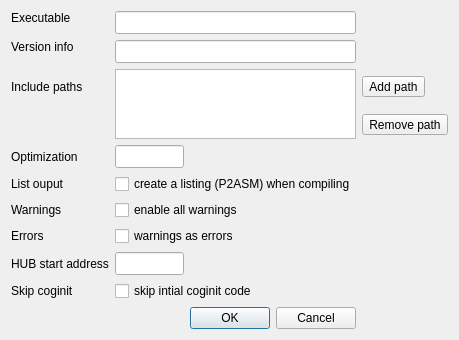
The window that dialogs/flexspindlg.ui (pullmoll/qflexprop) describes before a commit, drawn with Qt 5.
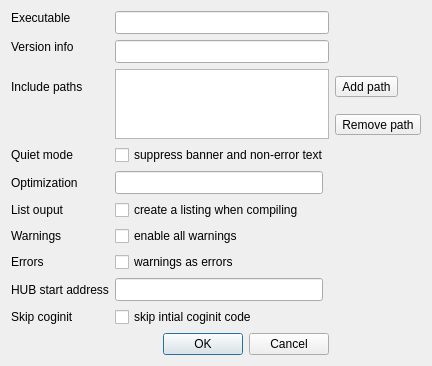
The same window after the commit. Icons and pictures are not drawn.

Commit message:
Add quiet mode option for flexspin.
Fix various references to listing (not P2ASM).
Fix sendfile to transfer through signal term_response.

Patch:
```diff
--- a/dialogs/flexspindlg.ui
+++ b/dialogs/flexspindlg.ui
@@ -6,8 +6,8 @@
    <rect>
     <x>0</x>
     <y>0</y>
-    <width>442</width>
-    <height>288</height>
+    <width>407</width>
+    <height>305</height>
    </rect>
   </property>
   <property name="windowTitle">
@@ -18,17 +18,114 @@
     <normaloff>:/images/preferences.png</normaloff>:/images/preferences.png</iconset>
   </property>
   <layout class="QGridLayout" name="gridLayout">
-   <item row="7" column="1" colspan="2">
+   <item row="0" column="0">
+    <widget class="QLabel" name="lbl1">
+     <property name="text">
+      <string>Executable</string>
+     </property>
+     <property name="alignment">
+      <set>Qt::AlignLeading|Qt::AlignLeft|Qt::AlignTop</set>
+     </property>
+    </widget>
+   </item>
+   <item row="7" column="0">
+    <widget class="QLabel" name="lbl6">
+     <property name="text">
+      <string>Warnings</string>
+     </property>
+    </widget>
+   </item>
+   <item row="8" column="0">
+    <widget class="QLabel" name="lbl7">
+     <property name="text">
+      <string>Errors</string>
+     </property>
+    </widget>
+   </item>
+   <item row="10" column="1" colspan="2">
+    <widget class="QCheckBox" name="cb_skip_coginit">
+     <property name="text">
+      <string>skip intial coginit code</string>
+     </property>
+    </widget>
+   </item>
+   <item row="6" column="0">
+    <widget class="QLabel" name="lbl5">
+     <property name="text">
+      <string>List ouput</string>
+     </property>
+    </widget>
+   </item>
+   <item row="5" column="0">
+    <widget class="QLabel" name="lbl4">
+     <property name="text">
+      <string>Optimization</string>
+     </property>
+    </widget>
+   </item>
+   <item row="3" column="3">
+    <widget class="QToolButton" name="toolButton">
+     <property name="text">
+      <string>Remove path</string>
+     </property>
+     <property name="icon">
+      <iconset resource="../qflexprop.qrc">
+       <normaloff>:/images/minus.png</normaloff>:/images/minus.png</iconset>
+     </property>
+     <property name="iconSize">
+      <size>
+       <width>16</width>
+       <height>16</height>
+      </size>
+     </property>
+    </widget>
+   </item>
+   <item row="9" column="1">
+    <widget class="QLineEdit" name="le_hubaddress">
+     <property name="font">
+      <font>
+       <family>Monospace</family>
+       <pointsize>10</pointsize>
+      </font>
+     </property>
+    </widget>
+   </item>
+   <item row="8" column="1" colspan="2">
     <widget class="QCheckBox" name="cb_errors">
      <property name="text">
       <string>warnings as errors</string>
      </property>
     </widget>
    </item>
-   <item row="6" column="1" colspan="2">
-    <widget class="QCheckBox" name="cb_warnings">
+   <item row="1" column="0">
+    <widget class="QLabel" name="lbl2">
      <property name="text">
-      <string>enable all warnings</string>
+      <string>Version info</string>
+     </property>
+     <property name="alignment">
+      <set>Qt::AlignLeading|Qt::AlignLeft|Qt::AlignTop</set>
+     </property>
+    </widget>
+   </item>
+   <item row="5" column="1">
+    <widget class="QLineEdit" name="le_optimize">
+     <property name="font">
+      <font>
+       <family>Monospace</family>
+       <pointsize>10</pointsize>
+       <weight>75</weight>
+       <bold>true</bold>
+      </font>
+     </property>
+     <property name="toolTip">
+      <string>&lt;html&gt;&lt;head/&gt;&lt;body&gt;&lt;p&gt;&lt;span style=&quot; font-weight:400;&quot;&gt;0: no optimization&lt;/span&gt;&lt;/p&gt;&lt;p&gt;&lt;span style=&quot; font-weight:400;&quot;&gt;1: basic optimization&lt;/span&gt;&lt;/p&gt;&lt;p&gt;&lt;span style=&quot; font-weight:400;&quot;&gt;2: all optimization&lt;/span&gt;&lt;/p&gt;&lt;/body&gt;&lt;/html&gt;</string>
+     </property>
+    </widget>
+   </item>
+   <item row="9" column="0">
+    <widget class="QLabel" name="lbl8">
+     <property name="text">
+      <string>HUB start address</string>
      </property>
     </widget>
    </item>
@@ -49,18 +146,8 @@
      </property>
     </widget>
    </item>
-   <item row="1" column="0">
-    <widget class="QLabel" name="lbl2">
-     <property name="text">
-      <string>Version info</string>
-     </property>
-     <property name="alignment">
-      <set>Qt::AlignLeading|Qt::AlignLeft|Qt::AlignTop</set>
-     </property>
-    </widget>
-   </item>
-   <item row="1" column="1" colspan="2">
-    <widget class="QLineEdit" name="le_version_info">
+   <item row="2" column="1" rowspan="2" colspan="2">
+    <widget class="QListWidget" name="lw_include_paths">
      <property name="font">
       <font>
        <family>Monospace</family>
@@ -71,6 +158,20 @@
      </property>
     </widget>
    </item>
+   <item row="6" column="1" colspan="2">
+    <widget class="QCheckBox" name="cb_listing">
+     <property name="text">
+      <string>create a listing when compiling</string>
+     </property>
+    </widget>
+   </item>
+   <item row="7" column="1" colspan="2">
+    <widget class="QCheckBox" name="cb_warnings">
+     <property name="text">
+      <string>enable all warnings</string>
+     </property>
+    </widget>
+   </item>
    <item row="0" column="1" colspan="2">
     <widget class="QLineEdit" name="le_flexspin">
      <property name="font">
@@ -83,14 +184,21 @@
      </property>
     </widget>
    </item>
-   <item row="7" column="0">
-    <widget class="QLabel" name="lbl7">
+   <item row="10" column="0">
+    <widget class="QLabel" name="lbl9">
      <property name="text">
-      <string>Errors</string>
+      <string>Skip coginit</string>
      </property>
     </widget>
    </item>
-   <item row="10" column="1" colspan="2">
+   <item row="2" column="0">
+    <widget class="QLabel" name="lbl3">
+     <property name="text">
+      <string>Include paths</string>
+     </property>
+    </widget>
+   </item>
+   <item row="11" column="1" colspan="2">
     <spacer name="verticalSpacer">
      <property name="orientation">
       <enum>Qt::Vertical</enum>
@@ -103,14 +211,33 @@
      </property>
     </spacer>
    </item>
+   <item row="1" column="1" colspan="2">
+    <widget class="QLineEdit" name="le_version_info">
+     <property name="font">
+      <font>
+       <family>Monospace</family>
+       <pointsize>10</pointsize>
+       <weight>75</weight>
+       <bold>true</bold>
+      </font>
+     </property>
+    </widget>
+   </item>
    <item row="4" column="0">
-    <widget class="QLabel" name="lbl4">
+    <widget class="QLabel" name="label">
      <property name="text">
-      <string>Optimization</string>
+      <string>Quiet mode</string>
      </property>
     </widget>
    </item>
-   <item row="11" column="2">
+   <item row="4" column="1" colspan="2">
+    <widget class="QCheckBox" name="cb_quiet">
+     <property name="text">
+      <string>suppress banner and non-error text</string>
+     </property>
+    </widget>
+   </item>
+   <item row="12" column="0" colspan="3">
     <widget class="QDialogButtonBox" name="buttonBox">
      <property name="orientation">
       <enum>Qt::Horizontal</enum>
@@ -120,119 +247,6 @@
      </property>
     </widget>
    </item>
-   <item row="9" column="0">
-    <widget class="QLabel" name="lbl9">
-     <property name="text">
-      <string>Skip coginit</string>
-     </property>
-    </widget>
-   </item>
-   <item row="2" column="1" rowspan="2" colspan="2">
-    <widget class="QListWidget" name="lw_include_paths">
-     <property name="font">
-      <font>
-       <family>Monospace</family>
-       <pointsize>10</pointsize>
-       <weight>75</weight>
-       <bold>true</bold>
-      </font>
-     </property>
-    </widget>
-   </item>
-   <item row="4" column="1">
-    <widget class="QLineEdit" name="le_optimize">
-     <property name="font">
-      <font>
-       <family>Monospace</family>
-       <pointsize>10</pointsize>
-       <weight>75</weight>
-       <bold>true</bold>
-      </font>
-     </property>
-     <property name="toolTip">
-      <string>&lt;html&gt;&lt;head/&gt;&lt;body&gt;&lt;p&gt;&lt;span style=&quot; font-weight:400;&quot;&gt;0: no optimization&lt;/span&gt;&lt;/p&gt;&lt;p&gt;&lt;span style=&quot; font-weight:400;&quot;&gt;1: basic optimization&lt;/span&gt;&lt;/p&gt;&lt;p&gt;&lt;span style=&quot; font-weight:400;&quot;&gt;2: all optimization&lt;/span&gt;&lt;/p&gt;&lt;/body&gt;&lt;/html&gt;</string>
-     </property>
-    </widget>
-   </item>
-   <item row="0" column="0">
-    <widget class="QLabel" name="lbl1">
-     <property name="text">
-      <string>Executable</string>
-     </property>
-     <property name="alignment">
-      <set>Qt::AlignLeading|Qt::AlignLeft|Qt::AlignTop</set>
-     </property>
-    </widget>
-   </item>
-   <item row="5" column="0">
-    <widget class="QLabel" name="lbl5">
-     <property name="text">
-      <string>List ouput</string>
-     </property>
-    </widget>
-   </item>
-   <item row="2" column="0">
-    <widget class="QLabel" name="lbl3">
-     <property name="text">
-      <string>Include paths</string>
-     </property>
-    </widget>
-   </item>
-   <item row="6" column="0">
-    <widget class="QLabel" name="lbl6">
-     <property name="text">
-      <string>Warnings</string>
-     </property>
-    </widget>
-   </item>
-   <item row="3" column="3">
-    <widget class="QToolButton" name="toolButton">
-     <property name="text">
-      <string>Remove path</string>
-     </property>
-     <property name="icon">
-      <iconset resource="../qflexprop.qrc">
-       <normaloff>:/images/minus.png</normaloff>:/images/minus.png</iconset>
-     </property>
-     <property name="iconSize">
-      <size>
-       <width>16</width>
-       <height>16</height>
-      </size>
-     </property>
-    </widget>
-   </item>
-   <item row="9" column="1" colspan="2">
-    <widget class="QCheckBox" name="cb_skip_coginit">
-     <property name="text">
-      <string>skip intial coginit code</string>
-     </property>
-    </widget>
-   </item>
-   <item row="5" column="1" colspan="2">
-    <widget class="QCheckBox" name="cb_listing">
-     <property name="text">
-      <string>create a listing (P2ASM) when compiling</string>
-     </property>
-    </widget>
-   </item>
-   <item row="8" column="0">
-    <widget class="QLabel" name="lbl8">
-     <property name="text">
-      <string>HUB start address</string>
-     </property>
-    </widget>
-   </item>
-   <item row="8" column="1">
-    <widget class="QLineEdit" name="le_hubaddress">
-     <property name="font">
-      <font>
-       <family>Monospace</family>
-       <pointsize>10</pointsize>
-      </font>
-     </property>
-    </widget>
-   </item>
   </layout>
  </widget>
  <tabstops>
```
Left out of the diff: 1 changed line with no effect on the pictures. The commit also changes 8 other files.
